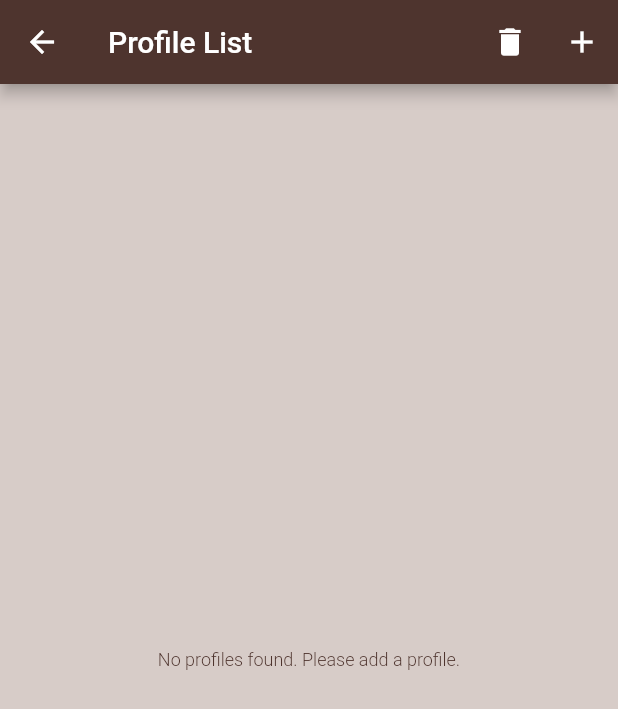
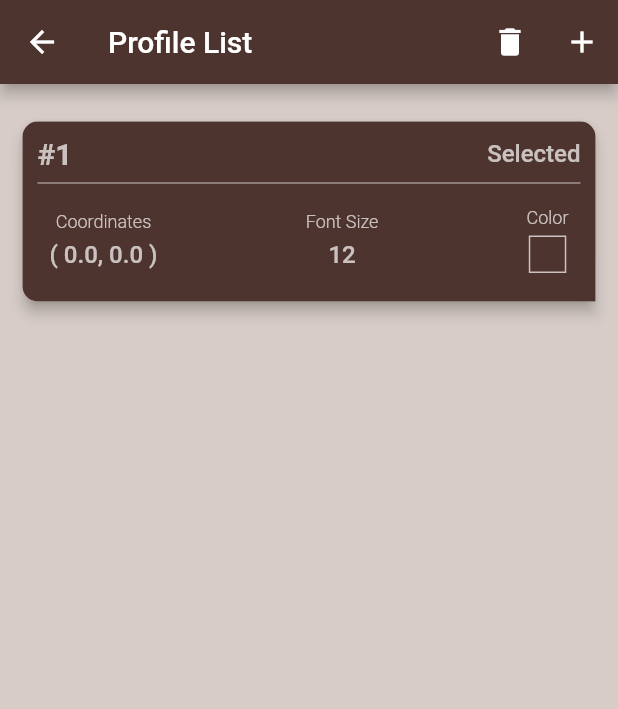
Before and after one commit to beSaif/klimbb148, a Flutter app: the HomeScreen screen opened by its route, after a tap on the "delete" icon, on a phone screen of 412 x 824 dp. Shown: the top 709 px of the screen. Run offline on Flutter 3.47's test engine with Material 2 defaults, Android fonts, the phone set to English and light mode, and no system bars; our stand-ins replace isar, shared_preferences; missing offline and left inert: flex_color_picker; accounts and stored records are empty; generated files the repository leaves out were written again.

Commit message:
Default Profile

```diff
--- a/lib/controllers/app_controller.dart
+++ b/lib/controllers/app_controller.dart
@@ -108,8 +108,16 @@ class AppController extends ChangeNotifier {
   }
 
   void addDefaultProfile() {
+    ProfileModel defaultProfileModel = ProfileModel(
+      lat: 0,
+      lng: 0,
+      fontSize: 12,
+      color: "0xFF4E342E",
+    );
     IsarService().saveProfiles(
-        ProfileModel(lat: 0, lng: 0, fontSize: 12, color: "0xFF4E342E"));
+      defaultProfileModel,
+    );
+    updateSelectedIndex(1);
   }
 }
 
--- a/lib/initial.dart
+++ b/lib/initial.dart
@@ -1,5 +1,4 @@
 import 'package:flutter/material.dart';
-import 'package:isar/isar.dart';
 import 'package:klimbb148/controllers/app_controller.dart';
 import 'package:klimbb148/screens/first_launch_screen/first_launch_screen.dart';
 import 'package:klimbb148/screens/home_screen/home_screen.dart';
--- a/lib/screens/home_screen/components/profile_card_list_widget.dart
+++ b/lib/screens/home_screen/components/profile_card_list_widget.dart
@@ -43,9 +43,6 @@ class ProfileCardList extends StatelessWidget {
                   return GestureDetector(
                     onTap: () {
                       appController.updateSelectedIndex(index + 1);
-                      // appController.setSelectedIndexId(index + 1);
-                      // appController.changeColorSchemePrimary(
-                      //     Color(int.parse(snapshot.data![index].color!)));
                     },
                     child: ProfileCard(
                         appController: appController,
--- a/lib/screens/home_screen/components/profile_card_widget.dart
+++ b/lib/screens/home_screen/components/profile_card_widget.dart
@@ -40,7 +40,10 @@ class ProfileCard extends StatelessWidget {
                                 color: appController
                                     .themeData.colorScheme.tertiary)),
                     const Spacer(),
-                    Text("Profile Details",
+                    Text(
+                        index + 1 == appController.selectedIndexId
+                            ? "Selected"
+                            : "Profile Details",
                         style: appController.themeData.textTheme.bodyMedium!
                             .copyWith(
                                 color: appController
--- a/lib/screens/home_screen/home_screen.dart
+++ b/lib/screens/home_screen/home_screen.dart
@@ -27,8 +27,10 @@ class HomeScreen extends StatelessWidget {
             title: const Text("Profile List"),
             actions: [
               IconButton(
-                  onPressed: () {
-                    isarService.cleanDb();
+                  onPressed: () async {
+                    isarService.cleanDb().then((value) {
+                      appController.addDefaultProfile();
+                    });
                   },
                   icon: const Icon(Icons.delete)),
               IconButton(
```
